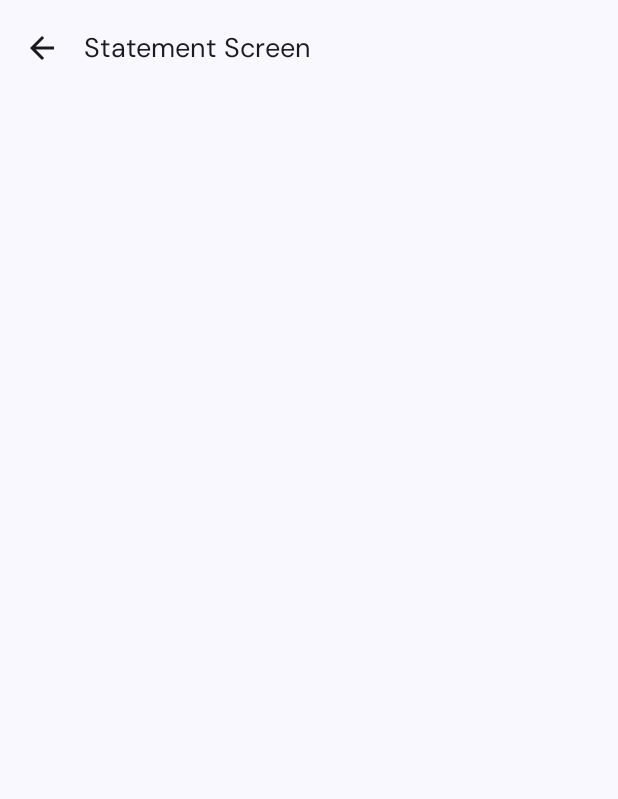
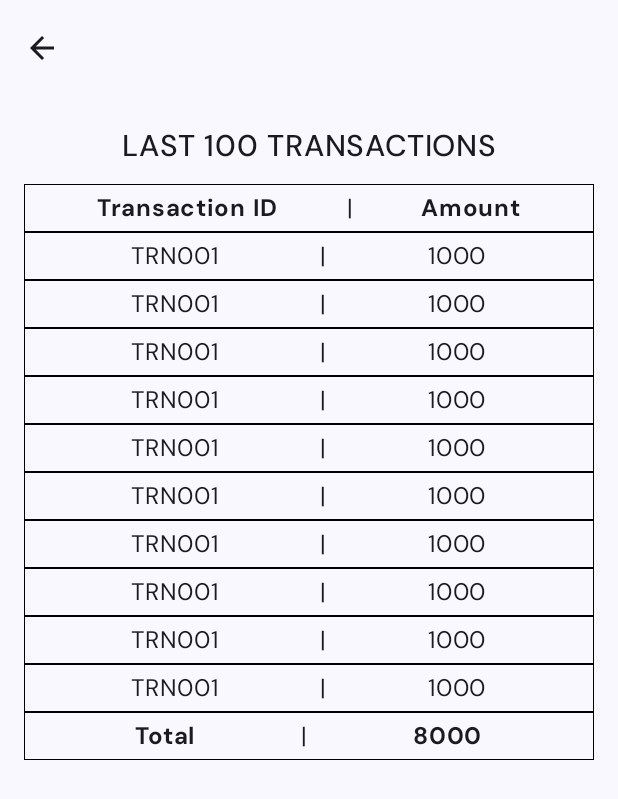
Before and after one commit to morarafrank/CompulynxInterview, an Android app built with Jetpack Compose: the StatementScreen screen opened through its navigation route, on a phone screen of 412 x 824 dp. Before the commit the part shown is almost empty. Shown: the top 799 px of the screen. Run offline under Robolectric (Android 15) with nearby library versions, the phone set to English and light mode, and no system bars.

Commit message:
add statement screen ui

```diff
--- a/app/src/main/java/com/morarafrank/compulynxinterview/ui/navigation/NavGraph.kt
+++ b/app/src/main/java/com/morarafrank/compulynxinterview/ui/navigation/NavGraph.kt
@@ -66,19 +66,19 @@ fun CompulynxInterviewNavGraph(
 
         composable(Screens.SendMoney.route){
             SendMoneyScreen(
+                navigateBack = {
+                    navController.navigateUp()
+                }
+            )
+        }
+
+        composable(Screens.Statement.route){
+            StatementScreen(
 //                navigateBack = {
 //                    navController.navigateUp()
 //                }
             )
         }
-
-        composable(Screens.Statement.route){
-            StatementScreen(
-                navigateBack = {
-                    navController.navigateUp()
-                }
-            )
-        }
     }
 
 }
--- a/app/src/main/java/com/morarafrank/compulynxinterview/ui/screens/SendMoneyScreen.kt
+++ b/app/src/main/java/com/morarafrank/compulynxinterview/ui/screens/SendMoneyScreen.kt
@@ -35,32 +35,21 @@ import androidx.compose.ui.unit.sp
 import com.morarafrank.compulynxinterview.R
 import com.morarafrank.compulynxinterview.ui.theme.fontFamily
 
-@Preview
+//@Preview
 @OptIn(ExperimentalMaterial3Api::class)
 @Composable
 fun SendMoneyScreen(
-//    navigateBack: () -> Unit,
+    navigateBack: () -> Unit,
     modifier: Modifier = Modifier
 ) {
 
     Scaffold(
         topBar = {
             TopAppBar(
-                title = {
-                    Row(
-                        modifier = modifier.fillMaxWidth(),
-                        horizontalArrangement = Arrangement.Center
-                    ) {
-                        Text(
-                            text = stringResource(id = R.string.send_money_page),
-                            fontSize = 18.sp,
-                            fontFamily = FontFamily(Font(R.font.dm_sans_medium))
-                        )
-                    }
-                },
+                title = {},
                 navigationIcon = {
                     IconButton(onClick = {
-//                        navigateBack()
+                        navigateBack()
                     }) {
                         Icon(imageVector = Icons.Filled.ArrowBack, contentDescription = "Back IconButton")
                     }
@@ -119,8 +108,6 @@ fun SendMoneyScreen(
                     )
                 }
 
-
-
             }
         }
     )
--- a/app/src/main/java/com/morarafrank/compulynxinterview/ui/screens/StatementScreen.kt
+++ b/app/src/main/java/com/morarafrank/compulynxinterview/ui/screens/StatementScreen.kt
@@ -1,18 +1,33 @@
 package com.morarafrank.compulynxinterview.ui.screens
 
+import androidx.compose.foundation.border
+import androidx.compose.foundation.layout.Arrangement
 import androidx.compose.foundation.layout.Column
+import androidx.compose.foundation.layout.Row
+import androidx.compose.foundation.layout.fillMaxHeight
 import androidx.compose.foundation.layout.fillMaxSize
+import androidx.compose.foundation.layout.fillMaxWidth
 import androidx.compose.foundation.layout.padding
+import androidx.compose.foundation.lazy.LazyColumn
 import androidx.compose.material.icons.Icons
 import androidx.compose.material.icons.filled.ArrowBack
+import androidx.compose.material3.Button
 import androidx.compose.material3.ExperimentalMaterial3Api
 import androidx.compose.material3.Icon
 import androidx.compose.material3.IconButton
 import androidx.compose.material3.Scaffold
 import androidx.compose.material3.Text
+import androidx.compose.material3.TextField
 import androidx.compose.material3.TopAppBar
 import androidx.compose.runtime.Composable
+import androidx.compose.runtime.getValue
+import androidx.compose.runtime.mutableStateOf
+import androidx.compose.runtime.remember
+import androidx.compose.runtime.setValue
+import androidx.compose.ui.Alignment
 import androidx.compose.ui.Modifier
+import androidx.compose.ui.graphics.Color
+import androidx.compose.ui.res.stringResource
 import androidx.compose.ui.text.font.Font
 import androidx.compose.ui.text.font.FontFamily
 import androidx.compose.ui.tooling.preview.Preview
@@ -21,29 +36,23 @@ import androidx.compose.ui.unit.sp
 import com.morarafrank.compulynxinterview.R
 import com.morarafrank.compulynxinterview.ui.theme.fontFamily
 
-//@Preview
+@Preview
 @OptIn(ExperimentalMaterial3Api::class)
 @Composable
 fun StatementScreen(
-    navigateBack: () -> Unit,
+//    navigateBack: () -> Unit,
     modifier: Modifier = Modifier
 ) {
 
     Scaffold(
         topBar = {
             TopAppBar(
-                title = {
-                    Text(
-                        "Statement Screen",
-                        fontSize = 18.sp,
-                        fontFamily = fontFamily,
-                    )
-                },
+                title = {},
                 navigationIcon = {
                     IconButton(onClick = {
-                        navigateBack()
+//                        navigateBack()
                     }) {
-                        Icon(imageVector = Icons.Filled.ArrowBack, contentDescription = "Back Arrow IconButton")
+                        Icon(imageVector = Icons.Filled.ArrowBack, contentDescription = "Back IconButton")
                     }
                 }
             )
@@ -53,8 +62,75 @@ fun StatementScreen(
                 modifier = modifier
                     .fillMaxSize()
                     .padding(it)
-                    .padding(16.dp)
-            ) {}
+                    .padding(16.dp),
+                verticalArrangement = Arrangement.spacedBy(8.dp, Alignment.Top),
+                horizontalAlignment = Alignment.CenterHorizontally
+            ){
+
+
+                Text(
+                    text = "LAST 100 TRANSACTIONS",
+                    fontFamily = FontFamily(Font(R.font.dm_sans_medium)),
+                    modifier = modifier.padding(4.dp),
+                    fontSize = 20.sp
+                )
+                LazyColumn(
+                    modifier = Modifier.fillMaxSize()
+                ) {
+
+                    item {
+                        SingleTransactionRow(
+                            transactionId = "Transaction ID",
+                            amount = "Amount",
+                            fontFamily = FontFamily(Font(R.font.dm_sans_bold))
+                        )
+                    }
+                    items(10){
+                        SingleTransactionRow(
+                            transactionId = "TRN001",
+                            amount = "1000",
+                            fontFamily = fontFamily
+                        )
+                    }
+                    item {
+                        SingleTransactionRow(
+                            transactionId = "Total",
+                            amount = "8000",
+                            fontFamily = FontFamily(Font(R.font.dm_sans_bold))
+                        )
+                    }
+                }
+
+
+
+
+
+            }
         }
     )
 }
+
+@Composable
+fun SingleTransactionRow(
+    modifier: Modifier = Modifier,
+    transactionId: String,
+    amount: String,
+    fontFamily: FontFamily
+) {
+    Row (
+        modifier = modifier
+            .fillMaxWidth()
+//            .padding(4.dp)
+            .border(0.5.dp, Color.Black)
+            .padding(4.dp)
+        ,
+        horizontalArrangement = Arrangement.SpaceEvenly,
+        verticalAlignment = Alignment.CenterVertically
+    ){
+
+        Text(text = transactionId, fontFamily = fontFamily)
+        Text(text = "|", modifier = modifier.fillMaxHeight())
+        Text(text = amount, fontFamily = fontFamily)
+
+    }
+}
--- a/app/src/main/res/values/strings.xml
+++ b/app/src/main/res/values/strings.xml
@@ -8,4 +8,5 @@
     <string name="logout">Logout</string>
     <string name="home_page">Home Page</string>
     <string name="send_money_page">Send Money Page</string>
+    <string name="statement_page">Statement Page</string>
 </resources>
```
